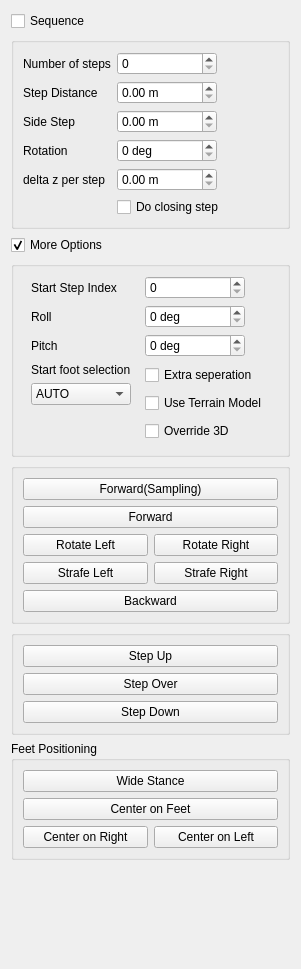
This is vigir_footstep_planning_rviz_plugin/ui_forms/pattern_planning.ui in team-vigir/vigir_footstep_planning_visual_tools as Qt 5 draws it before an edit. The edited form follows.
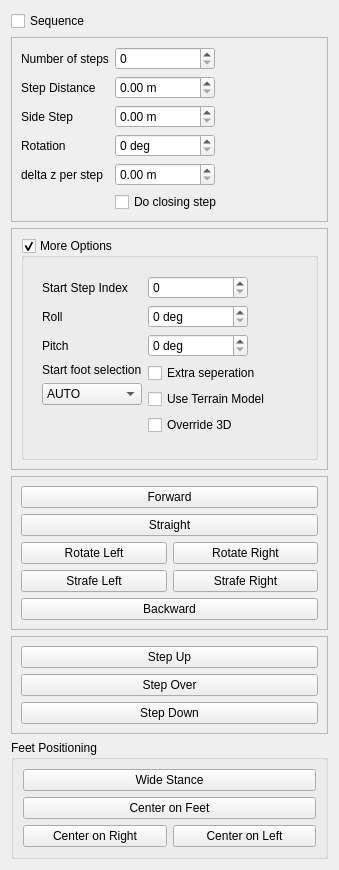
This is the edited form.

The edit to the form file:
```diff
--- a/vigir_footstep_planning_rviz_plugin/ui_forms/pattern_planning.ui
+++ b/vigir_footstep_planning_rviz_plugin/ui_forms/pattern_planning.ui
@@ -6,8 +6,8 @@
    <rect>
     <x>0</x>
     <y>0</y>
-    <width>301</width>
-    <height>969</height>
+    <width>339</width>
+    <height>870</height>
    </rect>
   </property>
   <property name="windowTitle">
@@ -25,11 +25,14 @@
     </widget>
    </item>
    <item>
-    <widget class="QGroupBox" name="commonOptionsGroupBox">
-     <property name="title">
-      <string/>
+    <widget class="QFrame" name="commonOptions">
+     <property name="frameShape">
+      <enum>QFrame::StyledPanel</enum>
      </property>
-     <layout class="QFormLayout" name="formLayout">
+     <property name="frameShadow">
+      <enum>QFrame::Raised</enum>
+     </property>
+     <layout class="QFormLayout" name="formLayout_3">
       <item row="0" column="0">
        <widget class="QLabel" name="patternNOStepsLabel">
         <property name="text">
@@ -37,6 +40,22 @@
         </property>
        </widget>
       </item>
+      <item row="0" column="1">
+       <widget class="QSpinBox" name="patternNOStepsSpinBox">
+        <property name="sizePolicy">
+         <sizepolicy hsizetype="Minimum" vsizetype="Fixed">
+          <horstretch>0</horstretch>
+          <verstretch>0</verstretch>
+         </sizepolicy>
+        </property>
+        <property name="maximumSize">
+         <size>
+          <width>100</width>
+          <height>16777215</height>
+         </size>
+        </property>
+       </widget>
+      </item>
       <item row="1" column="0">
        <widget class="QLabel" name="patternStepDistanceLabel">
         <property name="text">
@@ -101,14 +120,14 @@
         </property>
        </widget>
       </item>
-      <item row="4" column="0">
+      <item row="3" column="0">
        <widget class="QLabel" name="patternRotationLabel">
         <property name="text">
          <string>Rotation</string>
         </property>
        </widget>
       </item>
-      <item row="4" column="1">
+      <item row="3" column="1">
        <widget class="QSpinBox" name="patternRotationSpinBox">
         <property name="sizePolicy">
          <sizepolicy hsizetype="Minimum" vsizetype="Fixed">
@@ -133,14 +152,14 @@
         </property>
        </widget>
       </item>
-      <item row="5" column="0">
+      <item row="4" column="0">
        <widget class="QLabel" name="patternDeltaZLabel">
         <property name="text">
          <string>delta z per step</string>
         </property>
        </widget>
       </item>
-      <item row="5" column="1">
+      <item row="4" column="1">
        <widget class="QDoubleSpinBox" name="patternDeltaZDoubleSpinBox">
         <property name="sizePolicy">
          <sizepolicy hsizetype="Minimum" vsizetype="Fixed">
@@ -165,23 +184,7 @@
         </property>
        </widget>
       </item>
-      <item row="0" column="1">
-       <widget class="QSpinBox" name="patternNOStepsSpinBox">
-        <property name="sizePolicy">
-         <sizepolicy hsizetype="Minimum" vsizetype="Fixed">
-          <horstretch>0</horstretch>
-          <verstretch>0</verstretch>
-         </sizepolicy>
-        </property>
-        <property name="maximumSize">
-         <size>
-          <width>100</width>
-          <height>16777215</height>
-         </size>
-        </property>
-       </widget>
-      </item>
-      <item row="6" column="1">
+      <item row="5" column="1">
        <widget class="QCheckBox" name="patternClosingStepCheckBox">
         <property name="text">
          <string>Do closing step</string>
@@ -195,83 +198,83 @@
     </widget>
    </item>
    <item>
-    <widget class="QCheckBox" name="patternMoreOptionsCheckbox">
-     <property name="text">
-      <string>More Options</string>
+    <widget class="QFrame" name="frame_2">
+     <property name="frameShape">
+      <enum>QFrame::StyledPanel</enum>
      </property>
-     <property name="checked">
-      <bool>true</bool>
+     <property name="frameShadow">
+      <enum>QFrame::Raised</enum>
      </property>
-    </widget>
-   </item>
+     <layout class="QHBoxLayout" name="horizontalLayout_4">
    <item>
     <widget class="QGroupBox" name="patternMoreOptionsGroupBox">
      <property name="enabled">
       <bool>true</bool>
      </property>
      <property name="title">
-      <string/>
+         <string>More Options</string>
      </property>
      <property name="checkable">
-      <bool>false</bool>
-     </property>
-     <layout class="QGridLayout" name="gridLayout_4">
-      <item row="9" column="2">
-       <layout class="QVBoxLayout" name="verticalLayout_7">
+         <bool>true</bool>
+        </property>
+        <layout class="QVBoxLayout" name="verticalLayout">
         <item>
-         <widget class="QCheckBox" name="patternExtraSeperationCheckBox">
-          <property name="text">
-           <string>Extra seperation</string>
-          </property>
-         </widget>
-        </item>
-        <item>
-         <widget class="QCheckBox" name="patternTerrainModelCheckBox">
+          <widget class="QFrame" name="frame">
+           <property name="frameShape">
+            <enum>QFrame::NoFrame</enum>
+           </property>
+           <property name="frameShadow">
+            <enum>QFrame::Raised</enum>
+           </property>
+           <layout class="QFormLayout" name="formLayout_2">
+            <item row="0" column="0">
+             <widget class="QLabel" name="patternStartIndexLabel">
           <property name="text">
-           <string>Use Terrain Model</string>
+               <string>Start Step Index</string>
           </property>
          </widget>
         </item>
-        <item>
-         <widget class="QCheckBox" name="patternOverride3DCheckBox">
-          <property name="text">
-           <string>Override 3D</string>
+            <item row="0" column="1">
+             <widget class="QSpinBox" name="patternStartIndexSpinBox">
+              <property name="maximumSize">
+               <size>
+                <width>100</width>
+                <height>16777215</height>
+               </size>
           </property>
          </widget>
         </item>
-       </layout>
-      </item>
-      <item row="5" column="0">
+            <item row="1" column="0">
        <widget class="QLabel" name="patternRollLabel">
         <property name="text">
          <string>Roll</string>
         </property>
        </widget>
       </item>
-      <item row="8" column="0">
+            <item row="1" column="1">
+             <widget class="QSpinBox" name="patternRollSpinBox">
+              <property name="maximumSize">
+               <size>
+                <width>100</width>
+                <height>16777215</height>
+               </size>
+              </property>
+              <property name="suffix">
+               <string> deg</string>
+              </property>
+              <property name="maximum">
+               <number>359</number>
+              </property>
+             </widget>
+            </item>
+            <item row="2" column="0">
        <widget class="QLabel" name="patternPitchLabel">
         <property name="text">
          <string>Pitch</string>
         </property>
        </widget>
       </item>
-      <item row="5" column="2">
-       <widget class="QSpinBox" name="patternRollSpinBox">
-        <property name="maximumSize">
-         <size>
-          <width>100</width>
-          <height>16777215</height>
-         </size>
-        </property>
-        <property name="suffix">
-         <string> deg</string>
-        </property>
-        <property name="maximum">
-         <number>359</number>
-        </property>
-       </widget>
-      </item>
-      <item row="8" column="2">
+            <item row="2" column="1">
        <widget class="QSpinBox" name="patternPitchSpinBox">
         <property name="maximumSize">
          <size>
@@ -287,7 +290,7 @@
         </property>
        </widget>
       </item>
-      <item row="9" column="0">
+            <item row="3" column="0">
        <layout class="QVBoxLayout" name="verticalLayout_8">
         <item>
          <widget class="QLabel" name="patternStartFootLabel">
@@ -336,63 +339,70 @@
         </item>
        </layout>
       </item>
-      <item row="3" column="0">
-       <widget class="QLabel" name="patternStartIndexLabel">
+            <item row="3" column="1">
+             <layout class="QVBoxLayout" name="verticalLayout_7">
+              <item>
+               <widget class="QCheckBox" name="patternExtraSeperationCheckBox">
         <property name="text">
-         <string>Start Step Index</string>
+                 <string>Extra seperation</string>
         </property>
        </widget>
       </item>
-      <item row="3" column="2">
-       <widget class="QSpinBox" name="patternStartIndexSpinBox">
-        <property name="maximumSize">
-         <size>
-          <width>100</width>
-          <height>16777215</height>
-         </size>
+              <item>
+               <widget class="QCheckBox" name="patternTerrainModelCheckBox">
+                <property name="text">
+                 <string>Use Terrain Model</string>
         </property>
        </widget>
       </item>
-     </layout>
-    </widget>
-   </item>
+              <item>
+               <widget class="QCheckBox" name="patternOverride3DCheckBox">
+                <property name="text">
+                 <string>Override 3D</string>
+                </property>
+               </widget>
+              </item>
+             </layout>
+            </item>
+           </layout>
+          </widget>
+         </item>
+        </layout>
+       </widget>
+      </item>
+     </layout>
+    </widget>
+   </item>
    <item>
-    <widget class="QGroupBox" name="patternCommandGroupBox">
-     <property name="title">
-      <string/>
+    <widget class="QFrame" name="patternCommandFrame">
+     <property name="frameShape">
+      <enum>QFrame::StyledPanel</enum>
      </property>
-     <layout class="QGridLayout" name="gridLayout_5">
-      <item row="6" column="1">
-       <widget class="QPushButton" name="patternBackwardPushButton">
-        <property name="text">
-         <string>Backward</string>
-        </property>
-        <property name="shortcut">
-         <string>7</string>
-        </property>
-       </widget>
-      </item>
-      <item row="0" column="1">
+     <property name="frameShadow">
+      <enum>QFrame::Raised</enum>
+     </property>
+     <layout class="QVBoxLayout" name="verticalLayout_2">
+      <item>
        <widget class="QPushButton" name="patternSamplingPushButton">
         <property name="text">
-         <string>Forward(Sampling)</string>
+         <string>Forward</string>
         </property>
         <property name="shortcut">
          <string>1</string>
         </property>
        </widget>
       </item>
-      <item row="1" column="1">
+      <item>
        <widget class="QPushButton" name="patternForwardPushButton">
         <property name="text">
-         <string>Forward</string>
+         <string>Straight</string>
         </property>
         <property name="shortcut">
          <string>2</string>
         </property>
        </widget>
       </item>
-      <item row="3" column="1">
+      <item>
        <layout class="QHBoxLayout" name="horizontalLayout">
         <item>
          <widget class="QPushButton" name="patternRotateLeftPushButton">
@@ -416,7 +426,7 @@
         </item>
        </layout>
       </item>
-      <item row="5" column="1">
+      <item>
        <layout class="QHBoxLayout" name="horizontalLayout_2">
         <item>
          <widget class="QPushButton" name="patternStrafeLeftPushButton">
@@ -440,15 +450,31 @@
         </item>
        </layout>
       </item>
+      <item>
+       <widget class="QPushButton" name="patternBackwardPushButton">
+        <property name="toolTip">
+         <string>&lt;html&gt;&lt;head/&gt;&lt;body&gt;&lt;p&gt;(7) straight backward&lt;/p&gt;&lt;/body&gt;&lt;/html&gt;</string>
+        </property>
+        <property name="text">
+         <string>Backward</string>
+        </property>
+        <property name="shortcut">
+         <string>7</string>
+        </property>
+       </widget>
+      </item>
      </layout>
     </widget>
    </item>
    <item>
-    <widget class="QGroupBox" name="patternStepGroupBox">
-     <property name="title">
-      <string/>
+    <widget class="QFrame" name="patternStepFrame">
+     <property name="frameShape">
+      <enum>QFrame::StyledPanel</enum>
      </property>
-     <layout class="QVBoxLayout" name="verticalLayout_11">
+     <property name="frameShadow">
+      <enum>QFrame::Raised</enum>
+     </property>
+     <layout class="QVBoxLayout" name="verticalLayout_3">
       <item>
        <widget class="QPushButton" name="patternStepUpPushButton">
         <property name="text">
@@ -523,19 +549,6 @@
      </layout>
     </widget>
    </item>
-   <item>
-    <spacer name="verticalSpacer_2">
-     <property name="orientation">
-      <enum>Qt::Vertical</enum>
-     </property>
-     <property name="sizeHint" stdset="0">
-      <size>
-       <width>20</width>
-       <height>40</height>
-      </size>
-     </property>
-    </spacer>
-   </item>
   </layout>
  </widget>
  <resources/>
```
Left out of the diff: 77 changed lines with no effect on the pictures. Lines whose indentation alone changed are shown as unchanged.
